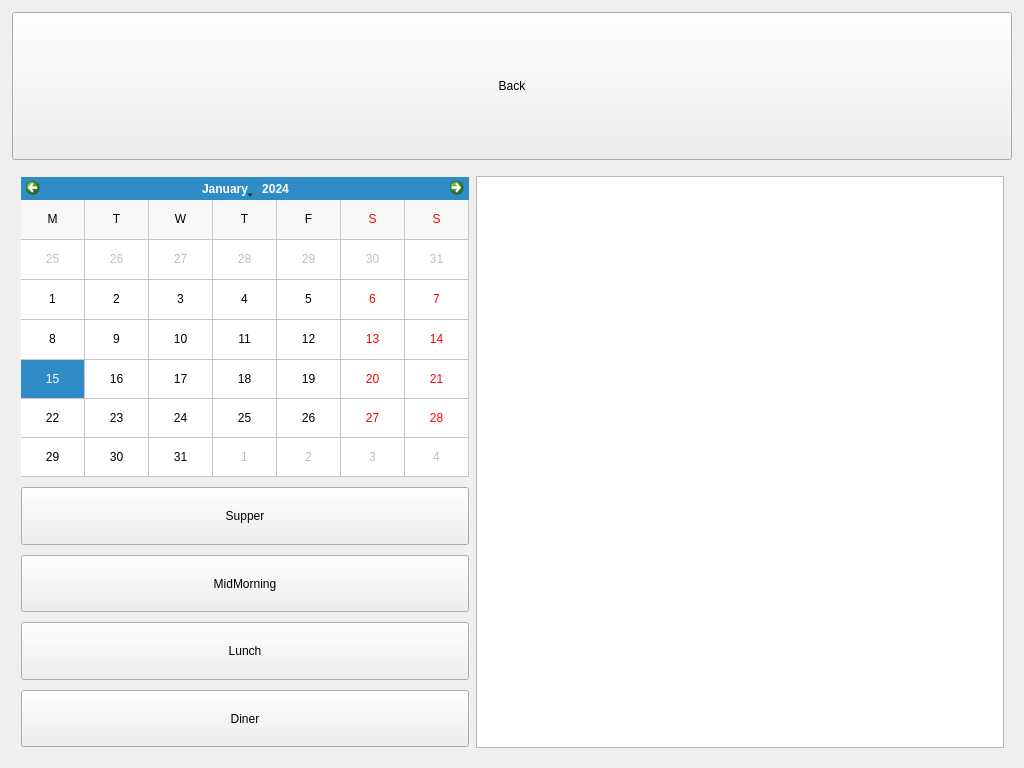
The window that penyamanager/user/tablereservationview.ui (eguzki/penyamanager) describes before a commit, drawn with Qt 5.
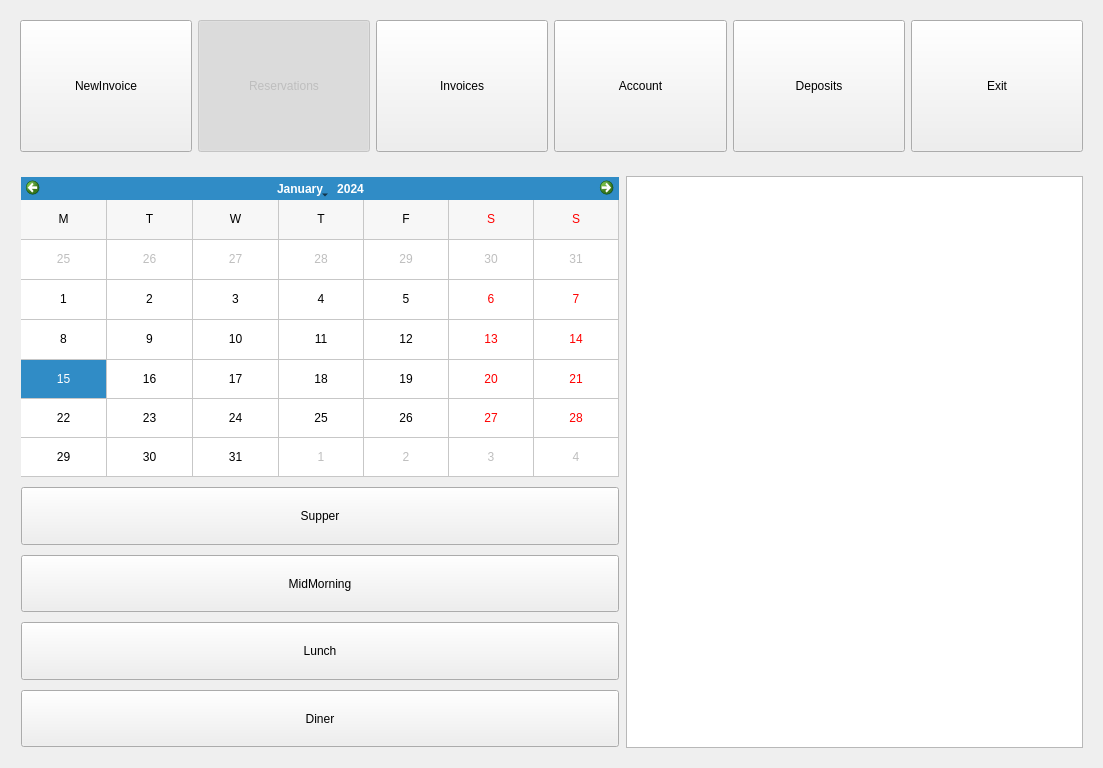
The same window after the commit.

```diff
--- a/penyamanager/user/tablereservationview.ui
+++ b/penyamanager/user/tablereservationview.ui
@@ -6,7 +6,7 @@
    <rect>
     <x>0</x>
     <y>0</y>
-    <width>1024</width>
+    <width>1042</width>
     <height>768</height>
    </rect>
   </property>
@@ -28,24 +28,9 @@
        <height>150</height>
       </size>
      </property>
-     <layout class="QHBoxLayout" name="horizontalLayout">
-      <property name="spacing">
-       <number>10</number>
-      </property>
-      <property name="leftMargin">
-       <number>1</number>
-      </property>
-      <property name="topMargin">
-       <number>1</number>
-      </property>
-      <property name="rightMargin">
-       <number>1</number>
-      </property>
-      <property name="bottomMargin">
-       <number>1</number>
-      </property>
+     <layout class="QHBoxLayout" name="horizontalLayout_5">
       <item>
-       <widget class="QPushButton" name="backButton">
+       <widget class="QPushButton" name="newinvoiceButton">
         <property name="sizePolicy">
          <sizepolicy hsizetype="Minimum" vsizetype="Expanding">
           <horstretch>0</horstretch>
@@ -53,7 +38,117 @@
          </sizepolicy>
         </property>
         <property name="text">
-         <string>Back</string>
+         <string>NewInvoice</string>
+        </property>
+       </widget>
+      </item>
+      <item>
+       <widget class="QPushButton" name="tableReservationButton">
+        <property name="enabled">
+         <bool>false</bool>
+        </property>
+        <property name="sizePolicy">
+         <sizepolicy hsizetype="Minimum" vsizetype="Expanding">
+          <horstretch>0</horstretch>
+          <verstretch>0</verstretch>
+         </sizepolicy>
+        </property>
+        <property name="text">
+         <string>Reservations</string>
+        </property>
+        <property name="checkable">
+         <bool>true</bool>
+        </property>
+        <property name="checked">
+         <bool>true</bool>
+        </property>
+       </widget>
+      </item>
+      <item>
+       <widget class="QPushButton" name="invoicesPushButton">
+        <property name="enabled">
+         <bool>true</bool>
+        </property>
+        <property name="sizePolicy">
+         <sizepolicy hsizetype="Minimum" vsizetype="Expanding">
+          <horstretch>0</horstretch>
+          <verstretch>0</verstretch>
+         </sizepolicy>
+        </property>
+        <property name="text">
+         <string>Invoices</string>
+        </property>
+        <property name="checkable">
+         <bool>false</bool>
+        </property>
+        <property name="checked">
+         <bool>false</bool>
+        </property>
+       </widget>
+      </item>
+      <item>
+       <widget class="QPushButton" name="accountButton">
+        <property name="sizePolicy">
+         <sizepolicy hsizetype="Minimum" vsizetype="Expanding">
+          <horstretch>0</horstretch>
+          <verstretch>0</verstretch>
+         </sizepolicy>
+        </property>
+        <property name="text">
+         <string>Account</string>
+        </property>
+       </widget>
+      </item>
+      <item>
+       <widget class="QPushButton" name="depositsButton">
+        <property name="sizePolicy">
+         <sizepolicy hsizetype="Minimum" vsizetype="Expanding">
+          <horstretch>0</horstretch>
+          <verstretch>0</verstretch>
+         </sizepolicy>
+        </property>
+        <property name="minimumSize">
+         <size>
+          <width>0</width>
+          <height>0</height>
+         </size>
+        </property>
+        <property name="maximumSize">
+         <size>
+          <width>16777215</width>
+          <height>16777215</height>
+         </size>
+        </property>
+        <property name="text">
+         <string>Deposits</string>
+        </property>
+       </widget>
+      </item>
+      <item>
+       <widget class="QPushButton" name="exitButton">
+        <property name="sizePolicy">
+         <sizepolicy hsizetype="Minimum" vsizetype="Expanding">
+          <horstretch>0</horstretch>
+          <verstretch>0</verstretch>
+         </sizepolicy>
+        </property>
+        <property name="minimumSize">
+         <size>
+          <width>0</width>
+          <height>0</height>
+         </size>
+        </property>
+        <property name="maximumSize">
+         <size>
+          <width>16777215</width>
+          <height>16777215</height>
+         </size>
+        </property>
+        <property name="autoFillBackground">
+         <bool>false</bool>
+        </property>
+        <property name="text">
+         <string>Exit</string>
         </property>
        </widget>
       </item>
@@ -68,24 +163,18 @@
        <height>0</height>
       </size>
      </property>
-     <property name="maximumSize">
-      <size>
-       <width>16777215</width>
-       <height>16777215</height>
-      </size>
-     </property>
      <layout class="QHBoxLayout" name="horizontalLayout_2">
       <item>
        <widget class="QWidget" name="searchWidget" native="true">
         <property name="minimumSize">
          <size>
-          <width>0</width>
+          <width>600</width>
           <height>0</height>
          </size>
         </property>
         <property name="maximumSize">
          <size>
-          <width>450</width>
+          <width>600</width>
           <height>16777215</height>
          </size>
         </property>
@@ -230,8 +319,33 @@
         </layout>
        </widget>
       </item>
+      <item>
+       <spacer name="horizontalSpacer">
+        <property name="orientation">
+         <enum>Qt::Horizontal</enum>
+        </property>
+        <property name="sizeHint" stdset="0">
+         <size>
+          <width>40</width>
+          <height>20</height>
+         </size>
+        </property>
+       </spacer>
+      </item>
       <item>
        <widget class="QTableWidget" name="tableReservationTableWidget">
+        <property name="minimumSize">
+         <size>
+          <width>457</width>
+          <height>0</height>
+         </size>
+        </property>
+        <property name="maximumSize">
+         <size>
+          <width>457</width>
+          <height>16777215</height>
+         </size>
+        </property>
         <property name="editTriggers">
          <set>QAbstractItemView::NoEditTriggers</set>
         </property>
```
